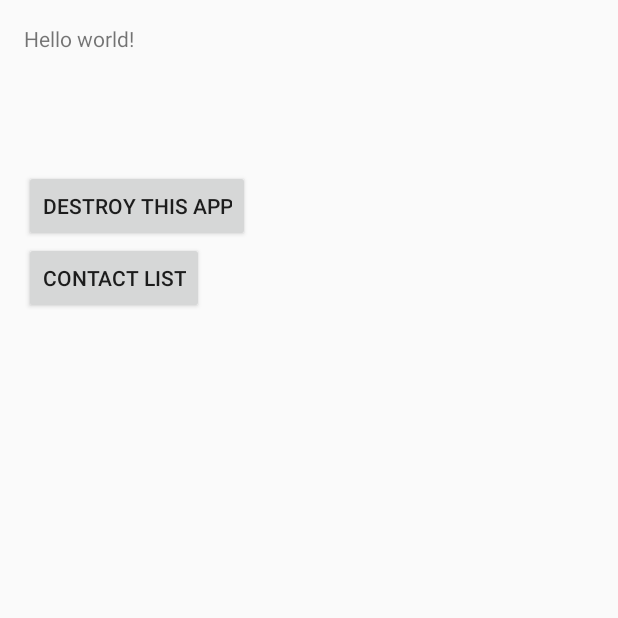
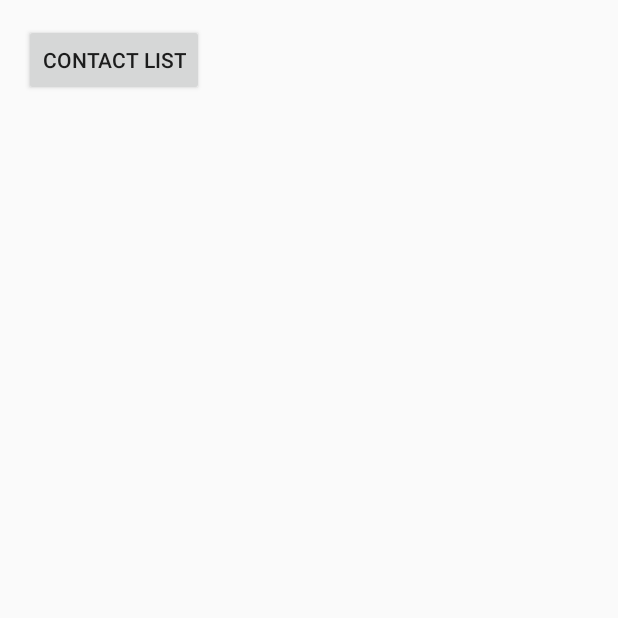
Before and after one commit to Aurifier/BRiDGE, an Android app: the screen it shows after launch (TestActivity), on a phone screen of 412 x 824 dp, the top half of it. Run offline under Robolectric (Android 15) with nearby library versions, the phone set to English and light mode, and no system bars.

Commit message:
Small contact importing progress, some cleanup.

```diff
--- a/app/src/main/java/com/caffeinecraft/bridge/ContactsList.java
+++ b/app/src/main/java/com/caffeinecraft/bridge/ContactsList.java
@@ -36,7 +36,7 @@ public class ContactsList extends Activity implements View.OnClickListener{
                 startActivity(new Intent(this, TestActivity.class));
                 break;
             case R.id.buttonImportContact:
-                startActivity(new Intent(this, TestActivity.class));
+                startActivity(new Intent(this, ImportContacts.class));
                 break;
             case R.id.buttonConversationList:
                 startActivity(new Intent(this, TestActivity.class));
--- a/app/src/main/java/com/caffeinecraft/bridge/ImportContacts.java
+++ b/app/src/main/java/com/caffeinecraft/bridge/ImportContacts.java
@@ -1,5 +1,6 @@
 package com.caffeinecraft.bridge;
 
+import android.content.Intent;
 import android.support.v7.app.ActionBarActivity;
 import android.os.Bundle;
 import android.util.Log;
@@ -31,7 +32,8 @@ public class ImportContacts extends ActionBarActivity {
             public void onClick(View view) {
                 switch (contactSourceGroup.getCheckedRadioButtonId()) {
                     case R.id.phone_contacts:
-                        //TODO: import phone contacts
+                        Intent intent = new Intent(view.getContext(), ImportPhoneContacts.class);
+                        startActivity(intent);
                         break;
                     case R.id.facebook_friends:
                         //TODO: import facebook friends
--- a/app/src/main/java/com/caffeinecraft/bridge/TestActivity.java
+++ b/app/src/main/java/com/caffeinecraft/bridge/TestActivity.java
@@ -21,8 +21,6 @@ public class TestActivity extends Activity implements View.OnClickListener{
         super.onCreate(savedInstanceState);
         setContentView(R.layout.activity_test);
 
-        Button button = (Button)findViewById(R.id.restartButton);
-        button.setOnClickListener(this);
         Button buttonContactList = (Button)findViewById(R.id.buttonContactList);
         buttonContactList.setOnClickListener(this);
 
@@ -105,9 +103,6 @@ public class TestActivity extends Activity implements View.OnClickListener{
             case R.id.buttonContactList:
                 startActivity(new Intent(this, ContactsList.class));
                 break;
-            case R.id.restartButton:
-                startActivity(new Intent(this, ImportContacts.class));
-                break;
         }
     }
 }
--- a/app/src/main/res/layout/activity_test.xml
+++ b/app/src/main/res/layout/activity_test.xml
@@ -8,28 +8,12 @@
     android:paddingBottom="@dimen/activity_vertical_margin"
     tools:context=".TestActivity">
 
-    <TextView
-        android:text="@string/hello_world"
-        android:layout_width="wrap_content"
-        android:layout_height="wrap_content"
-        android:id="@+id/textView" />
-
-    <Button
-        android:layout_width="wrap_content"
-        android:layout_height="wrap_content"
-        android:text="destroy this app"
-        android:id="@+id/restartButton"
-        android:layout_below="@+id/textView"
-        android:layout_alignParentLeft="true"
-        android:layout_alignParentStart="true"
-        android:layout_marginTop="78dp" />
-
     <Button
         android:layout_width="wrap_content"
         android:layout_height="wrap_content"
         android:text="@string/contact_list"
         android:id="@+id/buttonContactList"
-        android:layout_below="@+id/restartButton"
+        android:layout_alignParentTop="true"
         android:layout_alignParentLeft="true"
         android:layout_alignParentStart="true" />
 
```
Also changed, not shown: app/src/main/java/com/caffeinecraft/bridge/ImportPhoneContacts.java (+69 -3 lines), app/src/main/res/layout/activity_import_phone_contacts.xml (+7 -0 lines), 1 other file.
